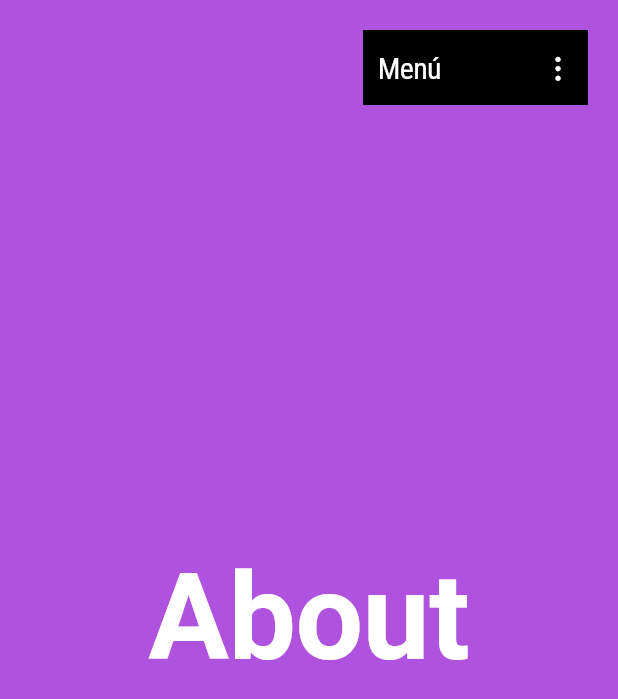
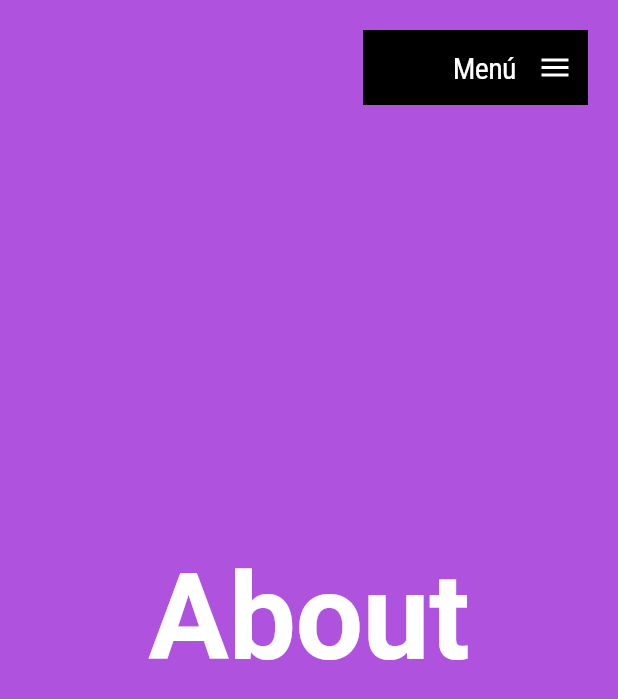
Before and after one commit to G-Jhojan/mi_primera_aplicacion_web, a Flutter app: the screen it shows after launch, scrolled down 576 dp, after a tap on "Menú", on a phone screen of 412 x 824 dp. Shown: the top 699 px of the screen. Run offline on Flutter 3.47's test engine with Material 3 defaults, Android fonts, the phone set to English and light mode, and no system bars; our stand-ins replace fluro, google_fonts.

Commit message:
Implementación y configuración  de AnimatedIcon

```diff
--- a/lib/ui/shared/custom_app_menu.dart
+++ b/lib/ui/shared/custom_app_menu.dart
@@ -1,16 +1,44 @@
 import 'package:flutter/cupertino.dart';
+import 'package:flutter/material.dart';
 import 'package:google_fonts/google_fonts.dart';
 
-class CustomAppMenu extends StatelessWidget {
+class CustomAppMenu extends StatefulWidget {
   const CustomAppMenu({super.key});
+
+  @override
+  State<CustomAppMenu> createState() => _CustomAppMenuState();
+}
+
+class _CustomAppMenuState extends State<CustomAppMenu> with  SingleTickerProviderStateMixin{
+
+  bool isOpen = false;
+  late AnimationController? controller;
+
+  @override
+  void initState() {
+    super.initState();
+    controller = AnimationController(
+      vsync: this,
+      duration: const Duration(milliseconds: 200),
+    );
+  }
 
   @override
   Widget build(BuildContext context) {
     return  MouseRegion(
       cursor: SystemMouseCursors.click,
       child: GestureDetector(
+
         onTap: (){
-          print('click en Menú');
+           if(isOpen){
+            controller!.forward();
+          } else {
+            controller!.reverse();
+          }
+
+          setState(() {
+            isOpen = !isOpen;
+          });
         },
         child: Container(
           padding: const EdgeInsets.symmetric(horizontal: 10, vertical: 10),
@@ -19,6 +47,11 @@ class CustomAppMenu extends StatelessWidget {
           color: CupertinoColors.black,
           child: Row(
             children: [
+              AnimatedContainer(
+                duration: const Duration(milliseconds: 300),
+                curve: Curves.easeInOut,
+                width: isOpen ? 50 : 0,
+              ),
               Text(
                 'Menú',
                 style: GoogleFonts.robotoCondensed(
@@ -27,11 +60,12 @@ class CustomAppMenu extends StatelessWidget {
                 ),
               ),
               const Spacer(),
-              const Icon(
-                  CupertinoIcons.ellipsis_vertical,
-                  color: CupertinoColors.white,
-                  size: 20,
-                ),
+
+                AnimatedIcon(
+                 icon: AnimatedIcons.menu_close,
+                 progress: controller! ,
+                 color: CupertinoColors.white,
+                )
             ],
           ),
         ),
```
